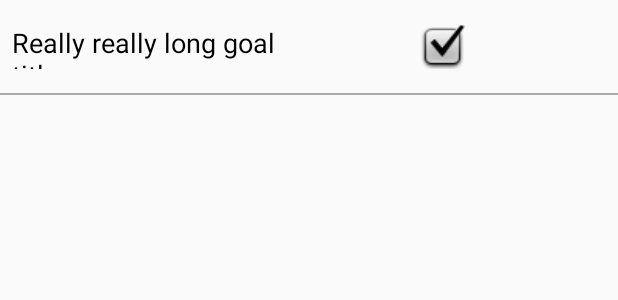
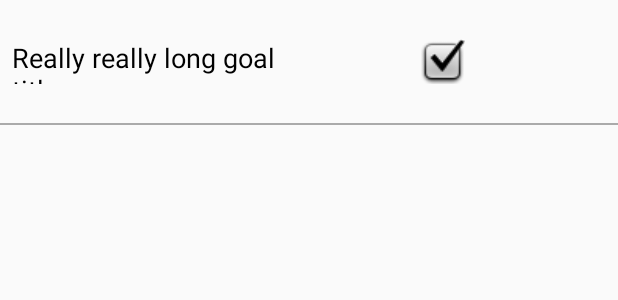
Before and after one commit to petemit/CapstoneProject, an Android app: the layout time_goalie_widget_item_yes_no.xml on its own in the app's theme, with its tools: preview values and no code run, on a phone screen of 412 x 824 dp. Shown: the top 300 px of the screen. Run offline under Robolectric (Android 15) with nearby library versions, the phone set to English and light mode, and no system bars.

Commit message:
made good progress

```diff
--- a/TimeGoalie/app/src/main/AndroidManifest.xml
+++ b/TimeGoalie/app/src/main/AndroidManifest.xml
@@ -67,7 +67,7 @@
         <service android:name=".widget.TimeGoalieRvWidgetService"
             android:permission="android.permission.BIND_REMOTEVIEWS"></service>
 
-        <!--<service android:name=".widget.GoalMgmtService"></service>-->
+
 
 
 
--- a/TimeGoalie/app/src/main/java/us/mindbuilders/petemit/timegoalie/data/TimeGoalieContentProvider.java
+++ b/TimeGoalie/app/src/main/java/us/mindbuilders/petemit/timegoalie/data/TimeGoalieContentProvider.java
@@ -211,7 +211,7 @@ public class TimeGoalieContentProvider extends ContentProvider {
                         suppliedSelectionArgs,
                         null,
                         null,
-                        null);
+                        TimeGoalieContract.GoalEntries.GOALENTRIES_COLUMN_GOAL_ID);
                 break;
 
             case GOAL_ENTRIES_BY_GOAL_ID:
@@ -229,7 +229,7 @@ public class TimeGoalieContentProvider extends ContentProvider {
                         selectionArgs,
                         null,
                         null,
-                        null);
+                        TimeGoalieContract.GoalEntries.GOALENTRIES_COLUMN_GOAL_ID);
                 break;
 
             case GOAL_ENTRY_BY_GOAL_ENTRY_ID:
--- a/TimeGoalie/app/src/main/res/layout/time_goalie_widget_item_yes_no.xml
+++ b/TimeGoalie/app/src/main/res/layout/time_goalie_widget_item_yes_no.xml
@@ -15,7 +15,7 @@
             android:id="@+id/widget_goal_tv"
             style="@style/TimeGoalTheme.WidgetTextTitle"
             android:layout_width="0dp"
-            android:layout_height="30dp"
+            android:layout_height="@dimen/checkbox_size"
             android:layout_gravity="center|left"
             android:layout_marginStart="@dimen/half_margin"
             android:layout_weight="1"
@@ -25,13 +25,13 @@
         <FrameLayout
             android:id="@+id/widget_yes_no_checkbox"
             android:layout_width="0dp"
-            android:layout_height="30dp"
+            android:layout_height="@dimen/widget_frame_size"
             android:layout_weight="1">
 
             <Button
                 android:id="@+id/widget_yes_no_checkbox_off"
-                android:layout_width="30dp"
-                android:layout_height="30dp"
+                android:layout_width="@dimen/checkbox_size"
+                android:layout_height="@dimen/checkbox_size"
                 android:layout_marginEnd="@dimen/right_margin"
                 android:layout_gravity="center"
                 android:background="@android:drawable/checkbox_off_background"
@@ -40,8 +40,8 @@
 
             <Button
                 android:id="@+id/widget_yes_no_checkbox_on"
-                android:layout_width="30dp"
-                android:layout_height="30dp"
+                android:layout_width="@dimen/checkbox_size"
+                android:layout_height="@dimen/checkbox_size"
                 android:layout_marginEnd="@dimen/right_margin"
                 android:layout_gravity="center"
                 android:background="@android:drawable/checkbox_on_background"
--- a/TimeGoalie/app/src/main/res/values/dimens.xml
+++ b/TimeGoalie/app/src/main/res/values/dimens.xml
@@ -26,4 +26,7 @@
     <dimen name="tiny_margin">2dp</dimen>
     <dimen name="widget_min_height">200dp</dimen>
     <dimen name="widget_min_width">300dp</dimen>
+    <dimen name="widget_frame_size">50dp</dimen>
+    <dimen name="checkbox_size">30dp</dimen>
+    <dimen name="extra_right_margin">20dp</dimen>
 </resources>
```
Also changed, not shown: TimeGoalie/app/src/main/java/us/mindbuilders/petemit/timegoalie/GoalRecyclerViewAdapter.java (+5 -3 lines), TimeGoalie/app/src/main/java/us/mindbuilders/petemit/timegoalie/utils/TimeGoalieAlarmManager.java (+12 -7 lines), TimeGoalie/app/src/main/java/us/mindbuilders/petemit/timegoalie/utils/TimeGoalieUtils.java (+7 -3 lines), TimeGoalie/app/src/main/java/us/mindbuilders/petemit/timegoalie/widget/GoalMgmtService.java (deleted, +0 -62 lines), TimeGoalie/app/src/main/java/us/mindbuilders/petemit/timegoalie/widget/TimeGoalieWidgetListRemoteViewsFactory.java (+53 -29 lines), TimeGoalie/app/src/main/java/us/mindbuilders/petemit/timegoalie/widget/TimeGoalieWidgetProvider.java (+16 -0 lines), TimeGoalie/app/src/main/res/layout/goal_list_content_yes_no.xml (+5 -5 lines).
